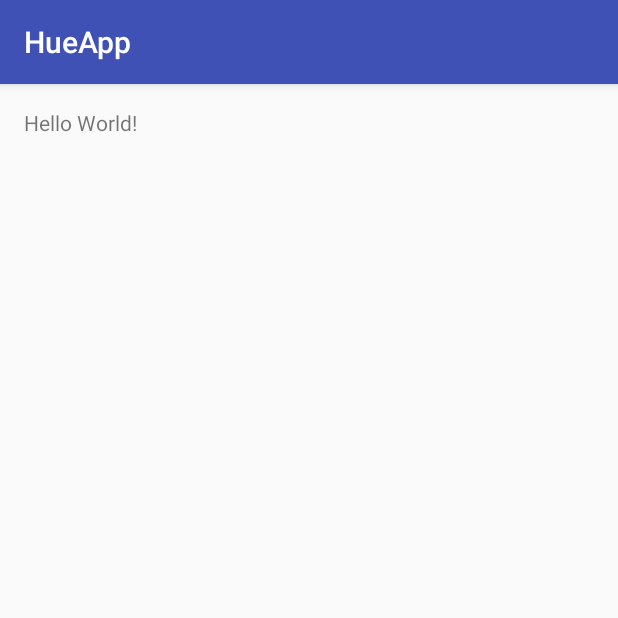
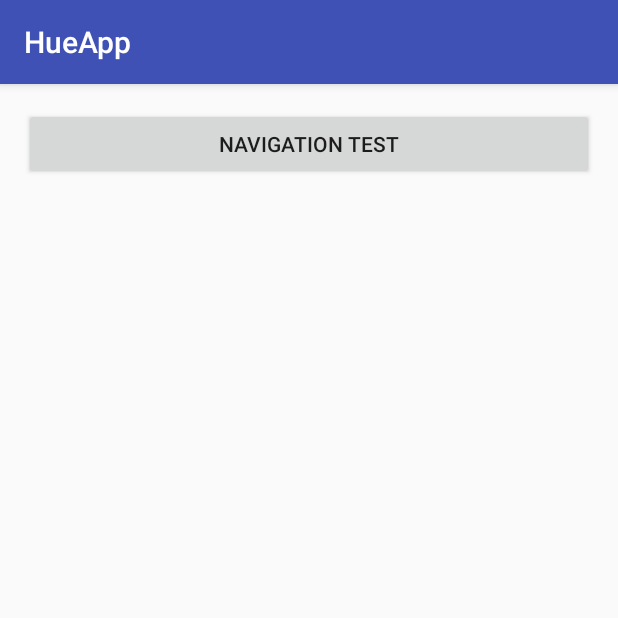
Before and after one commit to Kraegon/MAD_Android_playground, an Android app: the screen it shows after launch (MainActivity), on a phone screen of 412 x 824 dp, the top half of it. Run offline under Robolectric (Android 15) with nearby library versions, the phone set to English and light mode, and no system bars.

Commit message:
New fundamentals for Android hue app

```diff
--- a/HueApp/app/src/main/java/comfycorp/hueapp/MainActivity.java
+++ b/HueApp/app/src/main/java/comfycorp/hueapp/MainActivity.java
@@ -1,7 +1,10 @@
 package comfycorp.hueapp;
 
+import android.content.Intent;
 import android.support.v7.app.AppCompatActivity;
 import android.os.Bundle;
+import android.view.View;
+import android.widget.Button;
 
 public class MainActivity extends AppCompatActivity {
 
@@ -9,5 +12,16 @@ public class MainActivity extends AppCompatActivity {
     protected void onCreate(Bundle savedInstanceState) {
         super.onCreate(savedInstanceState);
         setContentView(R.layout.activity_main);
+
+        final Button button = (Button) findViewById(R.id.navTestButton);
+        button.setOnClickListener(new View.OnClickListener() {
+            public void onClick(View v) {
+                Intent maliciousIntent = new Intent(getApplicationContext(), HueDetailActivity.class);
+                startActivity(maliciousIntent);
+            }
+        });
+
     }
+
+
 }
--- a/HueApp/app/src/main/res/layout/activity_main.xml
+++ b/HueApp/app/src/main/res/layout/activity_main.xml
@@ -6,6 +6,17 @@
     android:paddingTop="@dimen/activity_vertical_margin"
     android:paddingBottom="@dimen/activity_vertical_margin" tools:context=".MainActivity">
 
-    <TextView android:text="Hello World!" android:layout_width="wrap_content"
-        android:layout_height="wrap_content" />
+    <TableLayout
+        android:layout_width="match_parent"
+        android:layout_height="match_parent"
+        android:layout_marginTop="73dp"></TableLayout>
+
+    <Button
+        android:layout_width="fill_parent"
+        android:layout_height="wrap_content"
+        android:text="Navigation test"
+        android:id="@+id/navTestButton"
+        android:layout_alignParentTop="true"
+        android:layout_centerHorizontal="true"
+        android:nestedScrollingEnabled="true" />
 </RelativeLayout>
--- /dev/null
+++ b/HueApp/app/src/main/res/layout/hue_details.xml
@@ -0,0 +1,6 @@
+<?xml version="1.0" encoding="utf-8"?>
+<LinearLayout xmlns:android="http://schemas.android.com/apk/res/android"
+    android:orientation="vertical" android:layout_width="match_parent"
+    android:layout_height="match_parent">
+
+</LinearLayout>
```
Also changed, not shown: HueApp/app/src/main/AndroidManifest.xml (+6 -2 lines), HueApp/app/src/main/java/comfycorp/hueapp/BridgeMiddleMan.java (added, +9 -0 lines), HueApp/app/src/main/java/comfycorp/hueapp/HueDetailActivity.java (added, +18 -0 lines), HueApp/app/src/main/java/comfycorp/hueapp/HueLight.java (added, +9 -0 lines).
